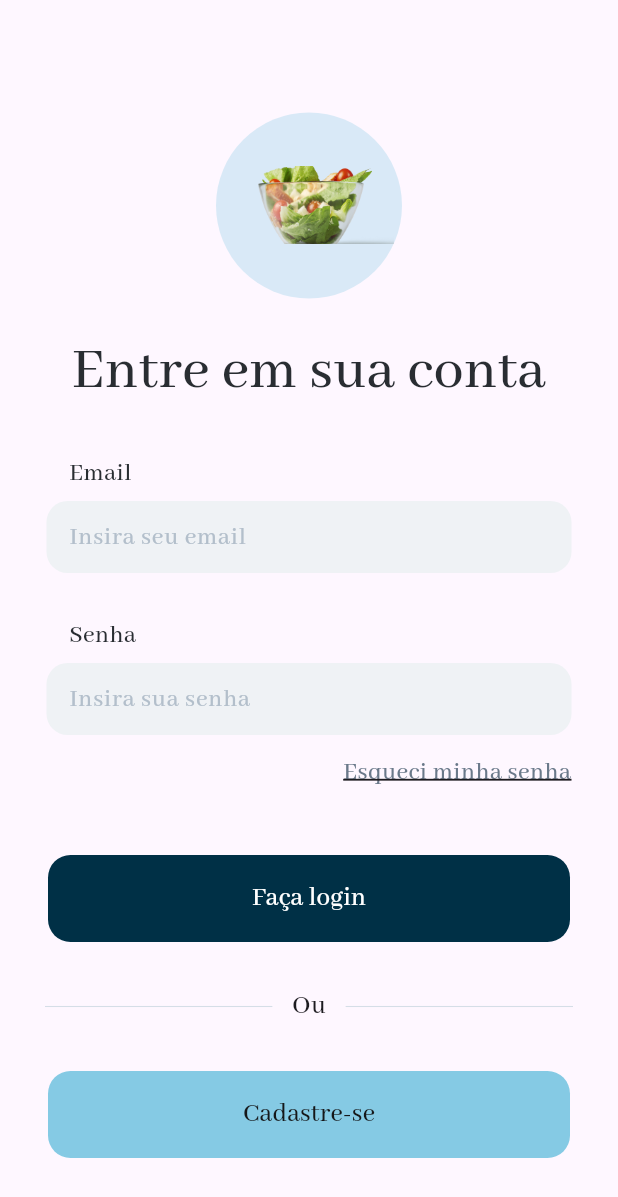
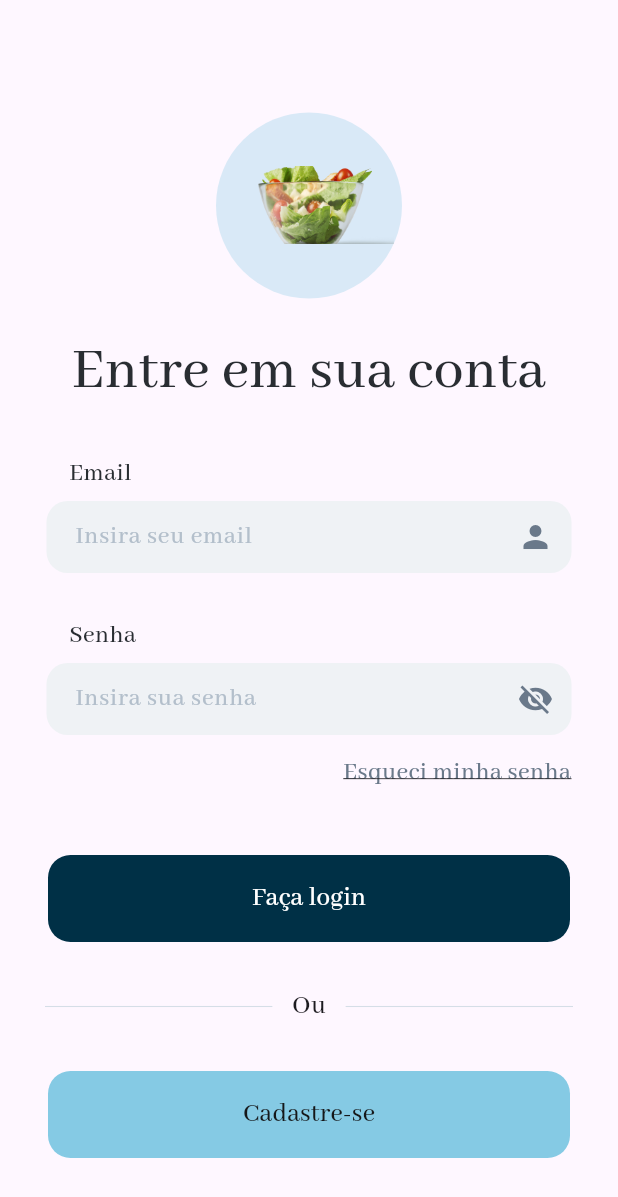
Before and after one commit to renanvolpe/family-farming-app, a Flutter app: the LoginPage screen opened directly, on a phone screen of 412 x 824 dp. Shown: the top 1197 px of the screen. Run offline on Flutter 3.47's test engine with Material 2 defaults, Android fonts, the phone set to English and light mode, and no system bars; our stand-ins replace another_flushbar, bloc, dio, flutter_bloc, flutter_map, geolocator and 4 more; accounts and stored records are empty; network calls fail; statements that could not run were skipped.

Commit message:
add login validation

```diff
--- a/lib/modules/authentication/pages/login_page.dart
+++ b/lib/modules/authentication/pages/login_page.dart
@@ -20,7 +20,24 @@ class _LoginPageState extends State<LoginPage> {
 
   //set variables here
   //like  // int age = 20;
-  TextEditingController usernameController = TextEditingController();
+  final _emailController = TextEditingController();
+  final _passwordController = TextEditingController();
+  bool _obscureText = true;
+
+  final _formKey = GlobalKey<FormState>();
+
+  @override
+  void dispose() {
+    _emailController.dispose();
+    _passwordController.dispose();
+    super.dispose();
+  }
+
+  void toggle() {
+    setState(() {
+      _obscureText = !_obscureText;
+    });
+  }
 
   @override
   Widget build(BuildContext context) {
@@ -36,8 +53,10 @@ class _LoginPageState extends State<LoginPage> {
       child: Scaffold(
         resizeToAvoidBottomInset: false,
         body: SingleChildScrollView(
+          child: Form(
+            key: _formKey,
             child: Column(
-            children: [
+              children: <Widget>[
                 Column(
                   children: [
                     Container(
@@ -91,15 +110,31 @@ class _LoginPageState extends State<LoginPage> {
                 Container(
                   width: 350.0,
                   margin: const EdgeInsets.only(left: 30, right: 30),
-                child: DecoratedBox(
-                  decoration: BoxDecoration(
-                    color: ColorApp.white4,
-                    borderRadius: const BorderRadius.all(Radius.circular(14.0)),
+                  child: TextFormField(
+                    controller: _emailController,
+                    style: TextStyle(
+                      color: ColorApp.dark1,
+                      fontSize: 17,
+                      fontWeight: FontWeight.w500,
+                      fontFamily: 'Abhaya Libre',
                     ),
-                  child: TextFormField(
                     decoration: InputDecoration(
+                      suffixIcon: Padding(
+                        padding: const EdgeInsets.only(top: 0),
+                        child: Icon(
+                          Icons.person,
+                          color: ColorApp.blue4,
+                        ),
+                      ),
                       contentPadding: const EdgeInsets.only(left: 15),
-                      border: InputBorder.none,
+                      filled: true,
+                      fillColor: ColorApp.white4,
+                      border: const OutlineInputBorder(
+                        borderRadius: BorderRadius.all(
+                          Radius.circular(14.0),
+                        ),
+                        borderSide: BorderSide.none,
+                      ),
                       hintText: "Insira seu email",
                       hintStyle: TextStyle(
                         color: ColorApp.grey3,
@@ -108,7 +143,17 @@ class _LoginPageState extends State<LoginPage> {
                         fontFamily: 'Abhaya Libre',
                       ),
                     ),
-                  ),
+                    validator: (value) {
+                      if (value == null || value.isEmpty) {
+                        return 'Digite o email.';
+                      }
+                      if (!RegExp(
+                              r"^[a-zA-Z0-9.a-zA-Z0-9.!#$%&'*+-/=?^_`{|}~]+@[a-zA-Z0-9-]+\.[a-zA-Z]+")
+                          .hasMatch(_emailController.text)) {
+                        return 'Digite um email válido.';
+                      }
+                      return null;
+                    },
                   ),
                 ),
                 Container(
@@ -131,15 +176,33 @@ class _LoginPageState extends State<LoginPage> {
                 Container(
                   width: 350.0,
                   margin: const EdgeInsets.only(left: 30, right: 30),
-                child: DecoratedBox(
-                  decoration: BoxDecoration(
-                    color: ColorApp.white4,
-                    borderRadius: const BorderRadius.all(Radius.circular(14.0)),
+                  child: TextFormField(
+                    controller: _passwordController,
+                    style: TextStyle(
+                      color: ColorApp.dark1,
+                      fontSize: 17,
+                      fontWeight: FontWeight.w500,
+                      fontFamily: 'Abhaya Libre',
                     ),
-                  child: TextFormField(
                     decoration: InputDecoration(
+                      suffixIcon: GestureDetector(
+                        onTap: toggle,
+                        child: Icon(
+                          _obscureText
+                              ? Icons.visibility_off
+                              : Icons.visibility,
+                          color: ColorApp.blue4,
+                        ),
+                      ),
                       contentPadding: const EdgeInsets.only(left: 15),
-                      border: InputBorder.none,
+                      filled: true,
+                      fillColor: ColorApp.white4,
+                      border: const OutlineInputBorder(
+                        borderRadius: BorderRadius.all(
+                          Radius.circular(14.0),
+                        ),
+                        borderSide: BorderSide.none,
+                      ),
                       hintText: "Insira sua senha",
                       hintStyle: TextStyle(
                         color: ColorApp.grey3,
@@ -148,7 +211,13 @@ class _LoginPageState extends State<LoginPage> {
                         fontFamily: 'Abhaya Libre',
                       ),
                     ),
-                  ),
+                    obscureText: _obscureText,
+                    validator: (value) {
+                      if (value == null || value.isEmpty) {
+                        return 'Digite a senha.';
+                      }
+                      return null;
+                    },
                   ),
                 ),
                 SizedBox(
@@ -164,6 +233,7 @@ class _LoginPageState extends State<LoginPage> {
                       fontWeight: FontWeight.w500,
                       fontFamily: 'Abhaya Libre',
                       decoration: TextDecoration.underline,
+                      decorationThickness: 0.45,
                     ),
                   ),
                 ),
@@ -172,8 +242,14 @@ class _LoginPageState extends State<LoginPage> {
                   width: 348,
                   height: 58,
                   child: FilledButton(
-                  onPressed: () => BlocProvider.of<LoginAuthBloc>(context)
-                      .add(LoginAuthStart("username", "passoword")),
+                    onPressed: () {
+                      if (_formKey.currentState!.validate()) {
+                        BlocProvider.of<LoginAuthBloc>(context).add(
+                          LoginAuthStart(
+                              _emailController.text, _passwordController.text),
+                        );
+                      }
+                    },
                     style: ButtonStyle(
                       backgroundColor: MaterialStatePropertyAll<Color>(
                         ColorApp.blue3,
@@ -270,6 +346,7 @@ class _LoginPageState extends State<LoginPage> {
             ),
           ),
         ),
+      ),
     );
   }
 }
```
Lines whose indentation alone changed are shown as unchanged.
